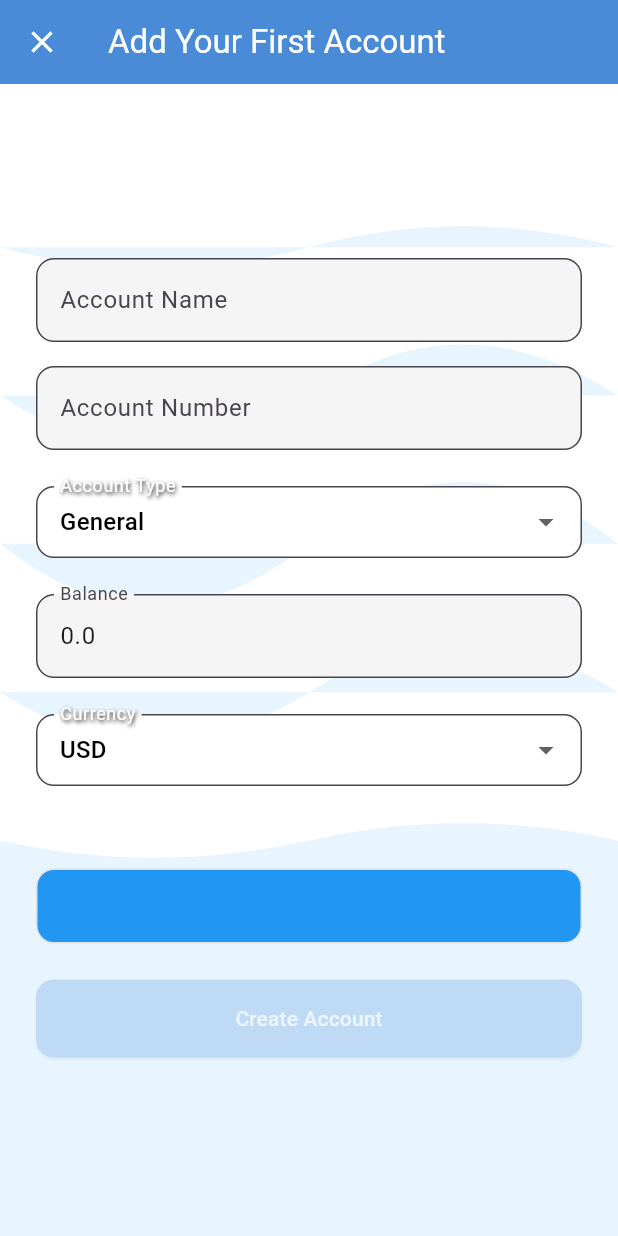
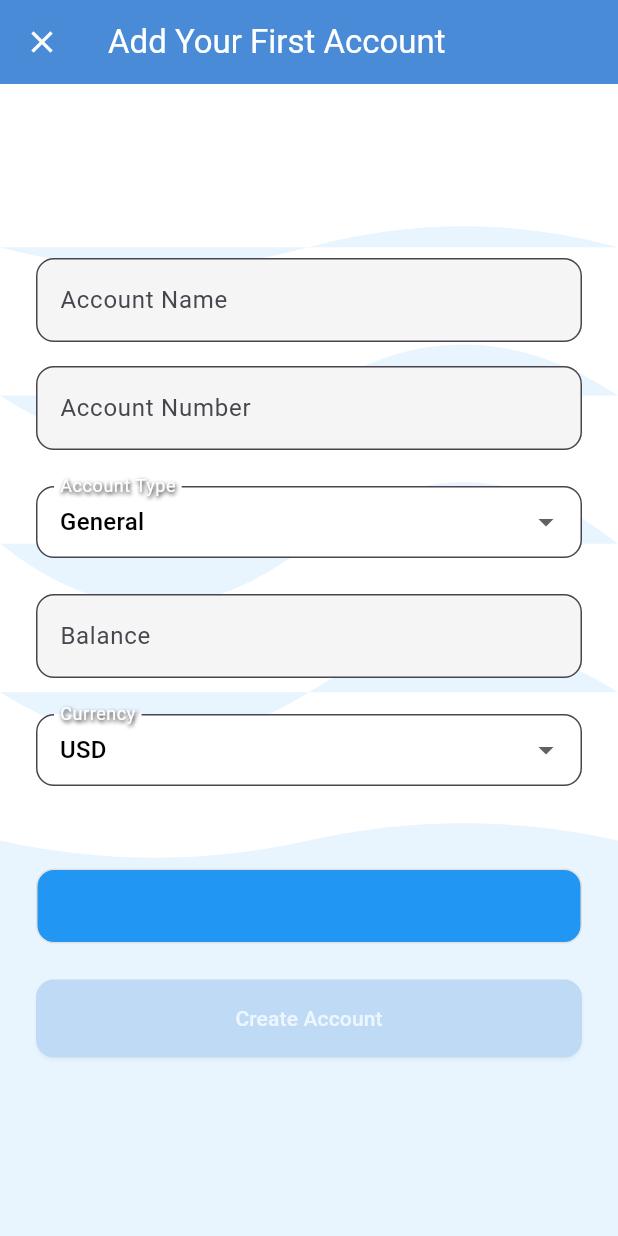
Before and after one commit to knakul853/spendulum, a Flutter app: the screen it shows after launch, after a tap on "Get Started", on a phone screen of 412 x 824 dp. Run offline on Flutter 3.47's test engine with Material 3 defaults, Android fonts, the phone set to English and light mode, and no system bars; our stand-ins replace animated_background, fl_chart, flutter_colorpicker, logger, sqflite; accounts and stored records are empty.

```diff
--- a/lib/ui/screens/account_management_screen.dart
+++ b/lib/ui/screens/account_management_screen.dart
@@ -655,7 +655,7 @@ class _AccountManagementScreenState extends State<AccountManagementScreen>
             label: 'Balance',
             onSaved: (value) => _balance = double.parse(value!),
             keyboardType: TextInputType.number,
-            initialValue: _balance.toString(),
+            initialValue: _balance == 0.0 ? '' : _balance.toString(),
             onTap: () {
               setState(() {
                 _balance = 0; // Clear the prefilled value
```
